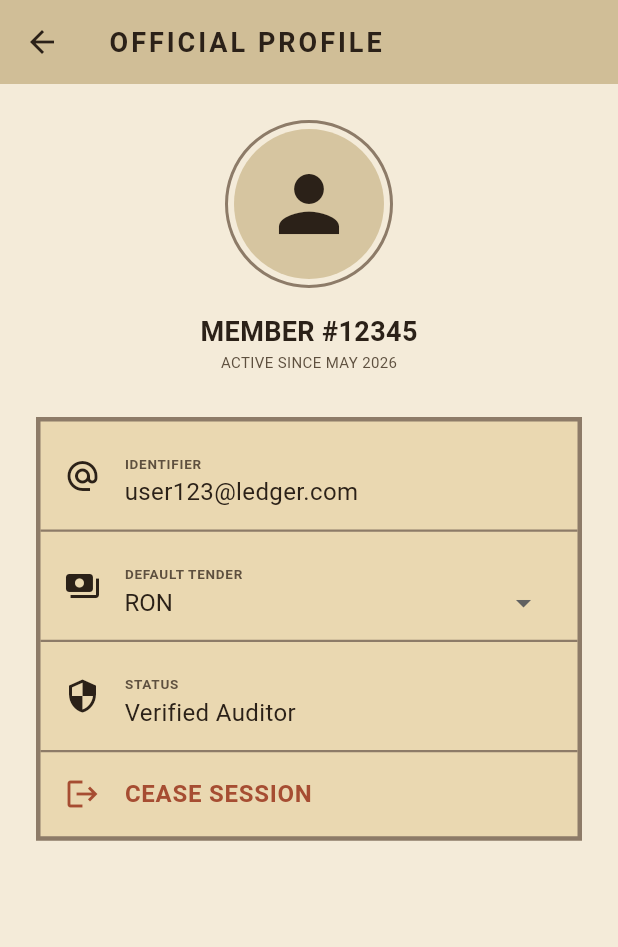
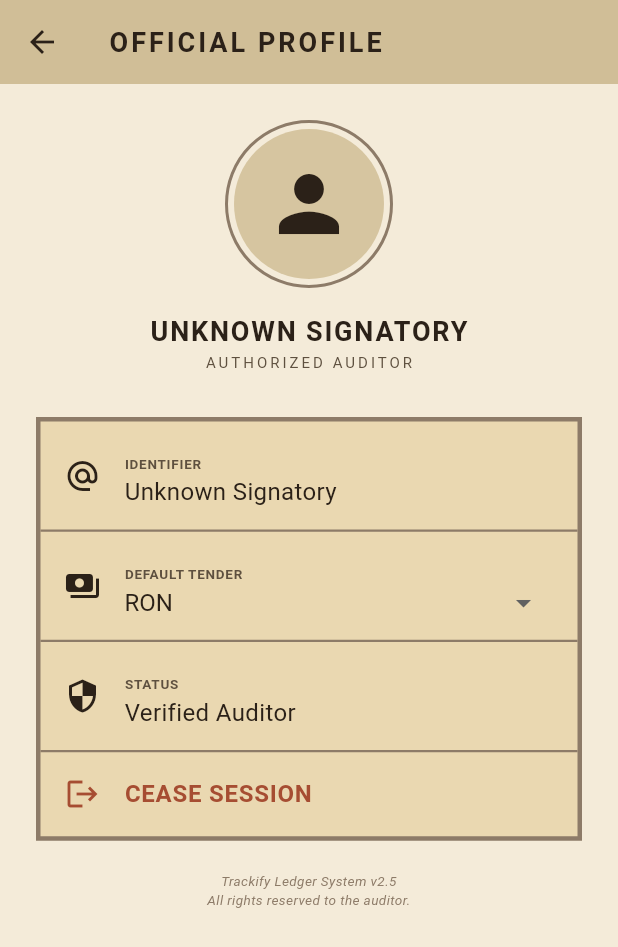
Before and after one commit to l00tus/trackify, a Flutter app: the ProfileScreen screen opened directly, on a phone screen of 412 x 824 dp. Shown: the top 947 px of the screen. Run offline on Flutter 3.47's test engine with Material 3 defaults, Android fonts, the phone set to English and light mode, and no system bars; our stand-ins replace dio, equatable, fl_chart, flutter_bloc, image_picker; Roboto replaces fonts that are missing (Georgia).

Commit message:
removed profile name, linked email

```diff
--- a/mobile/lib/data/expense_api_service.dart
+++ b/mobile/lib/data/expense_api_service.dart
@@ -10,6 +10,7 @@ class ExpenseApiService {
   late final Dio _dio;
 
   String? userId;
+  String? userEmail;
   String? token;
 
   ExpenseApiService() {
@@ -37,6 +38,7 @@ class ExpenseApiService {
       "password": password,
     });
     userId = response.data['user_id'];
+    userEmail = email;
     token = response.data['access_token'];
   }
 
@@ -46,6 +48,7 @@ class ExpenseApiService {
       "password": password,
     });
     userId = response.data['user_id'];
+    userEmail = email;
     token = response.data['access_token'];
   }
 
--- a/mobile/lib/ui/screens/profile_screen.dart
+++ b/mobile/lib/ui/screens/profile_screen.dart
@@ -1,33 +1,65 @@
 import 'package:flutter/material.dart';
 import 'package:flutter_bloc/flutter_bloc.dart';
+import '../../data/expense_api_service.dart';
 import '../../logic/expense_bloc.dart';
 
 class ProfileScreen extends StatelessWidget {
   const ProfileScreen({super.key});
+
   final List<String> _supportedCurrencies = const [
     "USD", "EUR", "GBP", "RON", "CHF", "CNY", "JPY", "ILS", "RUB", "HUF", "PLN",
     "DEM", "GRD", "ITL", "FRF", "ESP", "ATS"
   ];
+
   @override
   Widget build(BuildContext context) {
     const vintageInk = Color(0xFF2B2118);
     const vintageBorder = BorderSide(color: Color(0xFF8D7B68), width: 1.5);
+
+    final apiService = context.read<ExpenseApiService>();
+    final String userEmail = apiService.userEmail ?? "Unknown Signatory";
+
     return Scaffold(
       appBar: AppBar(title: const Text("OFFICIAL PROFILE")),
       body: SingleChildScrollView(
         padding: const EdgeInsets.all(24),
         child: Column(
           children: [
-            Center(child: Container(padding: const EdgeInsets.all(4), decoration: BoxDecoration(border: Border.all(color: const Color(0xFF8D7B68), width: 2), shape: BoxShape.circle), child: const CircleAvatar(radius: 50, backgroundColor: Color(0xFFD6C5A0), child: Icon(Icons.person, size: 60, color: vintageInk)))),
+            Center(
+              child: Container(
+                padding: const EdgeInsets.all(4),
+                decoration: BoxDecoration(
+                  border: Border.all(color: const Color(0xFF8D7B68), width: 2),
+                  shape: BoxShape.circle,
+                ),
+                child: const CircleAvatar(
+                  radius: 50,
+                  backgroundColor: Color(0xFFD6C5A0),
+                  child: Icon(Icons.person, size: 60, color: vintageInk),
+                ),
+              ),
+            ),
             const SizedBox(height: 16),
-            const Text("MEMBER #12345", style: TextStyle(fontFamily: 'Georgia', fontSize: 18, fontWeight: FontWeight.bold, color: vintageInk)),
-            const Text("ACTIVE SINCE MAY 2026", style: TextStyle(fontSize: 10, color: Color(0xFF5E503F))),
+            Text(
+              userEmail.toUpperCase(),
+              style: const TextStyle(
+                fontFamily: 'Georgia',
+                fontSize: 18,
+                fontWeight: FontWeight.bold,
+                color: vintageInk,
+                letterSpacing: 1.2,
+              ),
+            ),
+            const Text("AUTHORIZED AUDITOR", style: TextStyle(fontSize: 10, color: Color(0xFF5E503F), letterSpacing: 2)),
             const SizedBox(height: 30),
             Container(
-              decoration: BoxDecoration(color: const Color(0xFFEAD8B1), border: Border.all(color: const Color(0xFF8D7B68), width: 3)),
+              decoration: BoxDecoration(
+                color: const Color(0xFFEAD8B1),
+                border: Border.all(color: const Color(0xFF8D7B68), width: 3),
+              ),
               child: Column(
                 children: [
-                  _buildProfileItem(Icons.alternate_email, "IDENTIFIER", "user123@ledger.com", vintageBorder),
+                  _buildProfileItem(Icons.alternate_email, "IDENTIFIER", userEmail, vintageBorder),
                   BlocBuilder<ExpenseBloc, ExpenseState>(
                     builder: (context, state) {
                       String currentDefault = (state is ExpenseLoaded) ? state.defaultCurrency : "RON";
@@ -38,39 +70,56 @@ class ProfileScreen extends StatelessWidget {
                           title: const Text("DEFAULT TENDER", style: TextStyle(fontSize: 9, fontWeight: FontWeight.bold, color: Color(0xFF5E503F))),
                           subtitle: DropdownButtonHideUnderline(
                             child: DropdownButton<String>(
-                              value: currentDefault, isDense: true, dropdownColor: const Color(0xFFF4EBD9),
+                              value: currentDefault,
+                              isDense: true,
+                              dropdownColor: const Color(0xFFF4EBD9),
                               style: const TextStyle(fontFamily: 'Georgia', fontSize: 16, color: vintageInk),
                               items: _supportedCurrencies.map((c) => DropdownMenuItem(value: c, child: Text(c))).toList(),
                               onChanged: (val) {
                                 if (val != null) {
-                                  // This triggers the ChangeDefaultCurrency event in the Bloc,
-                                  // which calls apiService.updateUserCurrency(val)
                                   context.read<ExpenseBloc>().add(ChangeDefaultCurrency(val));
-
-                                  ScaffoldMessenger.of(context).showSnackBar(
-                                    SnackBar(
-                                      content: Text("Preferred tender updated to $val in the ledger."),
-                                      backgroundColor: const Color(0xFF8D7B68),
-                                    ),
-                                  );
                                 }
-                              },                            ),
+                              },
+                            ),
                           ),
                         ),
                       );
                     },
                   ),
                   _buildProfileItem(Icons.security, "STATUS", "Verified Auditor", vintageBorder),
-                  ListTile(leading: const Icon(Icons.logout, color: Color(0xFFA64D32)), title: const Text("CEASE SESSION", style: TextStyle(color: Color(0xFFA64D32), fontWeight: FontWeight.bold)), onTap: () => Navigator.pushReplacementNamed(context, '/login')),
+                  ListTile(
+                    leading: const Icon(Icons.logout, color: Color(0xFFA64D32)),
+                    title: const Text("CEASE SESSION", style: TextStyle(color: Color(0xFFA64D32), fontWeight: FontWeight.bold)),
+                    onTap: () {
+                      apiService.userId = null;
+                      apiService.userEmail = null;
+                      apiService.token = null;
+                      Navigator.pushReplacementNamed(context, '/login');
+                    },
+                  ),
                 ],
               ),
+            ),
+            const SizedBox(height: 20),
+            const Text(
+              "Trackify Ledger System v2.5\nAll rights reserved to the auditor.",
+              textAlign: TextAlign.center,
+              style: TextStyle(fontSize: 9, fontStyle: FontStyle.italic, color: Color(0xFF8D7B68)),
             ),
           ],
         ),
       ),
     );
   }
+
   Widget _buildProfileItem(IconData icon, String label, String value, BorderSide border) {
-    return Container(decoration: BoxDecoration(border: Border(bottom: border)), child: ListTile(leading: Icon(icon, color: const Color(0xFF2B2118)), title: Text(label, style: const TextStyle(fontSize: 9, fontWeight: FontWeight.bold, color: Color(0xFF5E503F))), subtitle: Text(value, style: const TextStyle(fontFamily: 'Georgia', fontSize: 16, color: Color(0xFF2B2118)))));
+    return Container(
+      decoration: BoxDecoration(border: Border(bottom: border)),
+      child: ListTile(
+        leading: Icon(icon, color: const Color(0xFF2B2118)),
+        title: Text(label, style: const TextStyle(fontSize: 9, fontWeight: FontWeight.bold, color: Color(0xFF5E503F))),
+        subtitle: Text(value, style: const TextStyle(fontFamily: 'Georgia', fontSize: 16, color: Color(0xFF2B2118))),
+      ),
+    );
   }
 }
```
